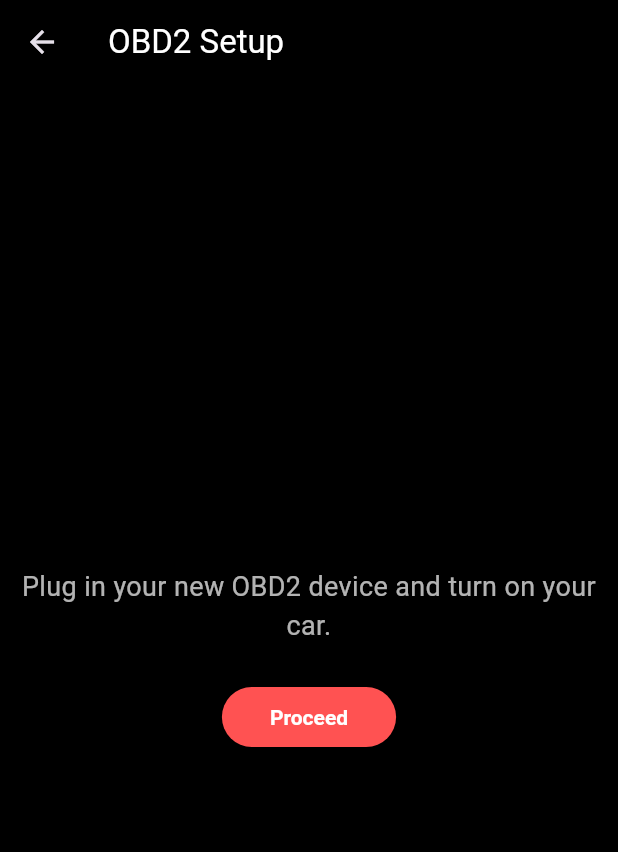
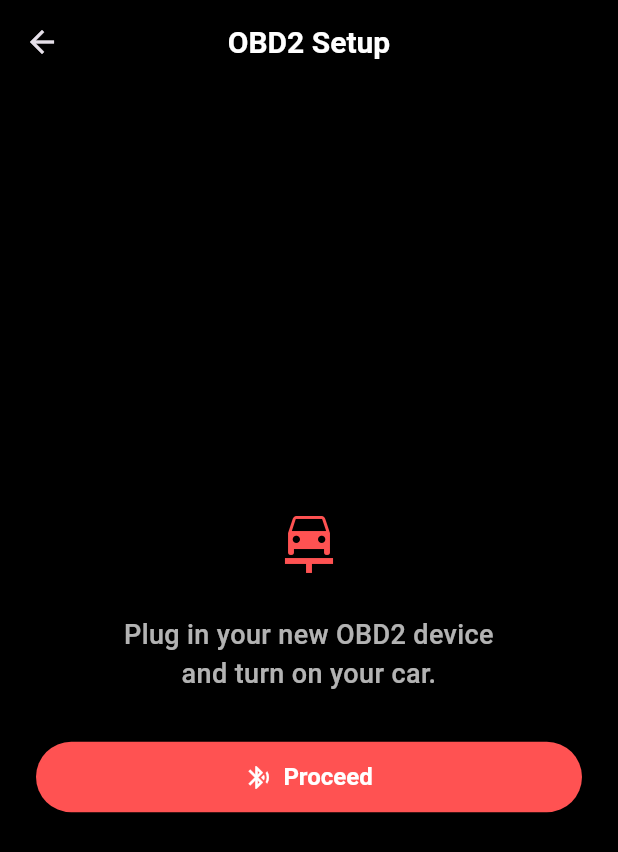
Before and after one commit to anaveo/Automotiq-App, a Flutter app: the HomeScreen screen opened by its route, after a tap on "Add Vehicle", on a phone screen of 412 x 824 dp. Shown: the top 852 px of the screen. Run offline on Flutter 3.47's test engine with Material 3 defaults, Android fonts, the phone set to English and light mode, and no system bars; our stand-ins replace cloud_firestore, firebase_auth, firebase_core, logger, permission_handler; missing offline and left inert: flutter_reactive_ble; accounts and stored records are empty; generated files the repository leaves out were written again; network calls fail.

Commit message:
Further refactoring, UI updates. Fix dropdown logic errors.

```diff
--- a/autonomiq_app/lib/screens/ble_scan_screen.dart
+++ b/autonomiq_app/lib/screens/ble_scan_screen.dart
@@ -86,7 +86,7 @@ class _BleScanScreenState extends State<BleScanScreen> {
       await bluetoothManager.connectToDevice(device.id);
 
       // TODO: Replace with actual vehicle values
-      final vehicle = Vehicle(
+      final vehicle = VehicleModel(
         id: '', // id is generated by the repository, so we can use a placeholder here
         deviceId: device.id,
         name: 'Vehicle_${DateTime.now().millisecondsSinceEpoch}',
--- a/autonomiq_app/lib/screens/home_screen.dart
+++ b/autonomiq_app/lib/screens/home_screen.dart
@@ -46,7 +46,7 @@ class _HomeScreenState extends State<HomeScreen> {
     }
   }
 
-  Future<void> _attemptConnection(BluetoothManager bluetoothManager, Vehicle vehicle) async {
+  Future<void> _attemptConnection(BluetoothManager bluetoothManager, VehicleModel vehicle) async {
     try {
       final state = bluetoothManager.getDeviceState();
       if (state == DeviceConnectionState.connected) {
@@ -236,7 +236,7 @@ class _EmptyView extends StatelessWidget {
 }
 
 class _ContentView extends StatelessWidget {
-  final Vehicle? selectedVehicle;
+  final VehicleModel? selectedVehicle;
   final String obdData;
 
   const _ContentView({this.selectedVehicle, required this.obdData});
--- a/autonomiq_app/lib/screens/new_device_setup_screen.dart
+++ b/autonomiq_app/lib/screens/new_device_setup_screen.dart
@@ -6,37 +6,59 @@ class ObdSetupScreen extends StatelessWidget {
 
   @override
   Widget build(BuildContext context) {
-
     return Scaffold(
       backgroundColor: Colors.black,
       appBar: AppBar(
         backgroundColor: Colors.black,
-        title: const Text('OBD2 Setup', style: TextStyle(color: Colors.white)),
+        elevation: 0,
+        title: const Text(
+          'OBD2 Setup',
+          style: TextStyle(
+            color: Colors.white,
+            fontWeight: FontWeight.bold,
+            fontSize: 20,
           ),
-      body: Center(
+        ),
+        centerTitle: true,
+      ),
+      body: Padding(
+        padding: const EdgeInsets.symmetric(horizontal: 24),
         child: Column(
           mainAxisAlignment: MainAxisAlignment.center,
           children: [
+            const Icon(Icons.car_repair, color: Colors.redAccent, size: 48),
+            const SizedBox(height: 24),
             const Text(
-              'Plug in your new OBD2 device and turn on your car.',
-              style: TextStyle(color: Colors.white70, fontSize: 18),
+              'Plug in your new OBD2 device\nand turn on your car.',
+              style: TextStyle(
+                color: Colors.white70,
+                fontSize: 18,
+                fontWeight: FontWeight.w500,
+              ),
               textAlign: TextAlign.center,
             ),
-            const SizedBox(height: 24),
-            ElevatedButton(
+            const SizedBox(height: 32),
+            SizedBox(
+              width: double.infinity,
+              child: ElevatedButton.icon(
                 onPressed: () {
                   Navigator.push(
                     context,
-                  MaterialPageRoute(
-                    builder: (context) => BleScanScreen(),
-                  ),
+                    MaterialPageRoute(builder: (_) => BleScanScreen()),
                   );
                 },
+                icon: const Icon(Icons.bluetooth_searching),
+                label: const Text(
+                  'Proceed',
+                  style: TextStyle(fontWeight: FontWeight.bold),
+                ),
                 style: ElevatedButton.styleFrom(
                   backgroundColor: Colors.redAccent,
-                padding: const EdgeInsets.symmetric(horizontal: 32, vertical: 12),
+                  foregroundColor: Colors.white,
+                  padding: const EdgeInsets.symmetric(vertical: 14),
+                  textStyle: const TextStyle(fontSize: 16),
                 ),
-              child: const Text('Proceed', style: TextStyle(fontWeight: FontWeight.bold)),
+              ),
             ),
           ],
         ),
--- a/autonomiq_app/lib/widgets/vehicle_dropdown.dart
+++ b/autonomiq_app/lib/widgets/vehicle_dropdown.dart
@@ -14,31 +14,28 @@ class VehicleDropdown extends StatelessWidget {
     final vehicles = vehicleProvider.vehicles;
     final selected = vehicleProvider.selectedVehicle;
 
-    if (vehicles.isEmpty) {
-      return ConstrainedBox(
-        constraints: const BoxConstraints(maxWidth: 150),
-        child: TextButton(
-          onPressed: () {
-            AppLogger.logInfo('Navigating to OBD setup from VehicleDropdown (empty)', 'VehicleDropdown');
+    void navigateToAddVehicle(BuildContext context) {
+      AppLogger.logInfo('Navigating to OBD setup from VehicleDropdown', 'VehicleDropdown');
+      WidgetsBinding.instance.addPostFrameCallback((_) {
         navigateToObdSetup(context);
-          },
-          style: TextButton.styleFrom(
-            foregroundColor: Colors.white70,
-            backgroundColor: Colors.black,
+      });
+    }
+
+    Widget buildMenuItem(String text, {VoidCallback? onTap}) {
+      return InkWell(
+        onTap: onTap,
+        child: Padding(
           padding: const EdgeInsets.symmetric(horizontal: 16, vertical: 12),
-            shape: RoundedRectangleBorder(
-              borderRadius: BorderRadius.circular(8),
-              side: const BorderSide(color: Colors.white54),
-            ),
-            alignment: Alignment.centerLeft,
-          ),
           child: Row(
               children: const [
-              Icon(Icons.add, size: 18, color: Colors.white70),
-              SizedBox(width: 6),
-              Text(
-                'Add Vehicle',
-                style: TextStyle(color: Colors.white70, fontSize: 16),
+                Icon(Icons.add, size: 18, color: Colors.white),
+                SizedBox(width: 8),
+                Text("Add Vehicle",
+                  style: TextStyle(
+                    fontWeight: FontWeight.bold,
+                    fontSize: 20,
+                    color: Colors.white,
+                  ),
                 ),
               ],
             ),
@@ -46,61 +43,47 @@ class VehicleDropdown extends StatelessWidget {
       );
     }
 
-    const addVehicleValue = null;
+    if (vehicles.isEmpty) {
+      return buildMenuItem("Add Vehicle", onTap: () => navigateToAddVehicle(context));
+    }
 
-    final items = [
-      ...vehicles.map((vehicle) => DropdownMenuItem<Vehicle?>(
+    return DropdownButtonHideUnderline(
+      child: DropdownButton<VehicleModel>(
+        value: selected,
+        icon: const Icon(Icons.keyboard_arrow_down, color: Colors.white),
+        dropdownColor: const Color.fromARGB(255, 20, 20, 20),
+        style: const TextStyle(
+          fontWeight: FontWeight.bold,
+          fontSize: 20,
+          color: Colors.white,
+        ),
+        items: [
+          ...vehicles.map((vehicle) {
+            final name = vehicle.name.length > 16
+                ? '${vehicle.name.substring(0, 16)}…'
+                : vehicle.name;
+            return DropdownMenuItem<VehicleModel>(
               value: vehicle,
-            child: Text(
-              vehicle.name,
-              style: const TextStyle(color: Colors.white70, fontSize: 16),
-            ),
-          )),
-      DropdownMenuItem<Vehicle?>(
-        value: addVehicleValue,
+              child: Text(name),
+            );
+          }),
+          DropdownMenuItem<VehicleModel>(
+            value: null,
+            onTap: () => navigateToAddVehicle(context),
             child: Row(
               children: const [
-            Icon(Icons.add, size: 18, color: Colors.white70),
-            SizedBox(width: 6),
-            Text(
-              'Add Vehicle',
-              style: TextStyle(color: Colors.white70, fontSize: 16),
-            ),
+                Icon(Icons.add, size: 18, color: Colors.white),
+                SizedBox(width: 8),
+                Text("Add Vehicle"),
               ],
             ),
           ),
-    ];
-
-    return ConstrainedBox(
-      constraints: const BoxConstraints(maxWidth: 150),
-      child: DropdownButton<Vehicle?>(
-        value: selected,
-        isExpanded: true,
-        icon: const Icon(Icons.arrow_drop_down, color: Colors.white70),
-        dropdownColor: Colors.black,
-        underline: Container(
-          height: 1,
-          color: Colors.white54,
-        ),
-        onChanged: (value) async {
-          if (value == addVehicleValue) {
-            AppLogger.logInfo('Navigating to OBD setup from VehicleDropdown', 'VehicleDropdown');
-            navigateToObdSetup(context);
-          } else if (value is Vehicle && value != selected) {
-            AppLogger.logInfo('Selected vehicle: ${value.name} (ID: ${value.id})', 'VehicleDropdown');
+        ],
+        onChanged: (value) {
+          if (value != null) {
             vehicleProvider.selectVehicle(value);
           }
         },
-        items: items,
-        style: const TextStyle(color: Colors.white70, fontSize: 16),
-        selectedItemBuilder: (context) => items.map((item) {
-          return Align(
-            alignment: Alignment.centerLeft,
-            child: item.child,
-          );
-        }).toList(),
-        menuMaxHeight: 300,
-        borderRadius: BorderRadius.circular(8),
       ),
     );
   }
--- a/autonomiq_app/lib/widgets/vehicle_info_card.dart
+++ b/autonomiq_app/lib/widgets/vehicle_info_card.dart
@@ -7,7 +7,7 @@ import '../services/bluetooth_manager.dart';
 import '../utils/logger.dart';
 
 class VehicleInfoCard extends StatefulWidget {
-  final Vehicle vehicle;
+  final VehicleModel vehicle;
 
   const VehicleInfoCard({super.key, required this.vehicle});
 
@@ -97,7 +97,7 @@ class VehicleImagePlaceholder extends StatelessWidget {
 }
 
 class VehicleDetailsCard extends StatelessWidget {
-  final Vehicle vehicle;
+  final VehicleModel vehicle;
   const VehicleDetailsCard({
     super.key,
     required this.vehicle,
@@ -160,7 +160,7 @@ class VehicleDetailsCard extends StatelessWidget {
 
 class ConnectionStatusWidget extends StatelessWidget {
   final BluetoothManager? bluetoothManager;
-  final Vehicle vehicle;
+  final VehicleModel vehicle;
   final String Function(DeviceConnectionState) stateMapper;
 
   const ConnectionStatusWidget({
```
Lines whose indentation alone changed are shown as unchanged.
